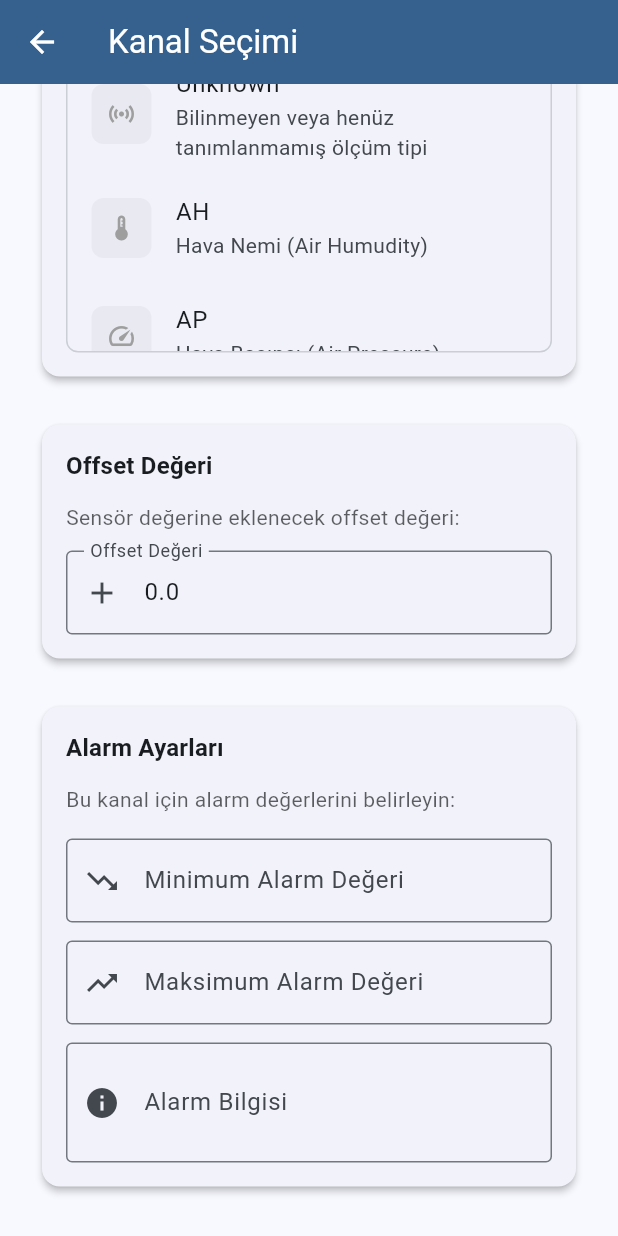
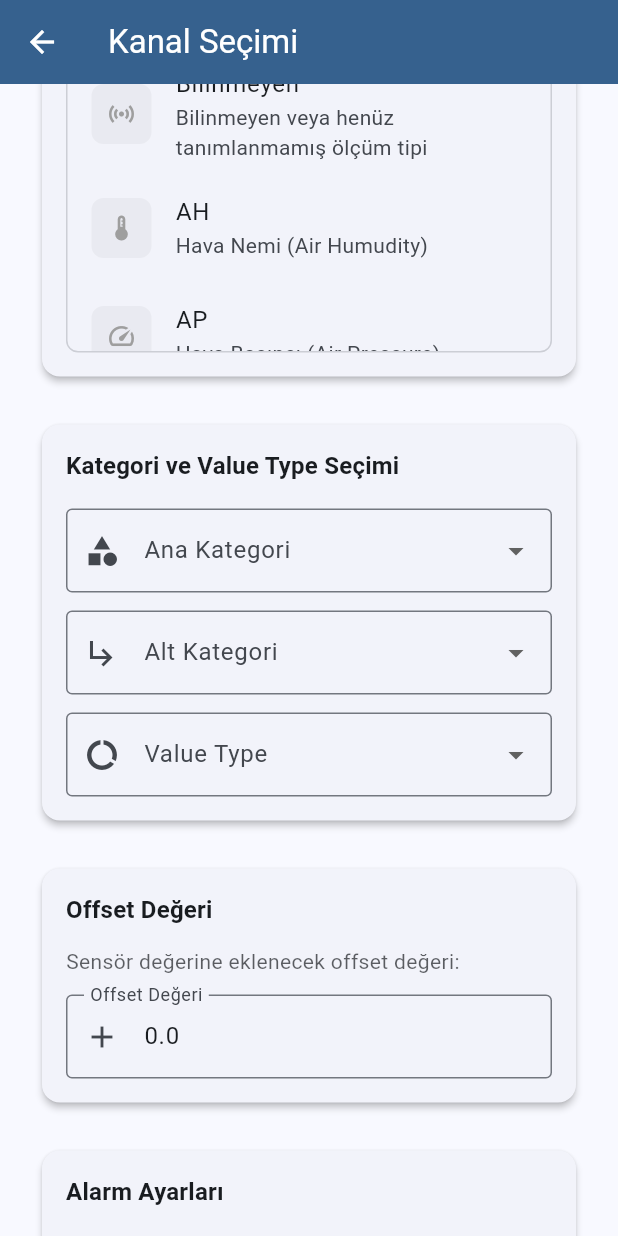
Before and after one commit to yakupacarofficial/hidrologger, a Flutter app: the ChannelSelectionScreen screen opened directly with empty values, scrolled down 576 dp, on a phone screen of 412 x 824 dp. Run offline on Flutter 3.47's test engine with Material 3 defaults, Android fonts, the light colour scheme and no system bars; network calls fail.

Commit message:
Sihirbaz v2 && güncelleme devam edecek

```diff
--- a/lib/jsons_flutter/constant/channel_category.json
+++ b/lib/jsons_flutter/constant/channel_category.json
@@ -28,7 +28,7 @@
       {
         "id": 6,
         "name": "Meteoroloji İstasyonu",
-        "description": "Çok parametreli meteoroloji istasyonu, kar gözlem vs"
+        "description": "Çok parametreli meteoroloji istasyonu, Kar gözlemi vs"
       },
       {
         "id": 7,
--- a/lib/jsons_flutter/constant/channel_parameter.json
+++ b/lib/jsons_flutter/constant/channel_parameter.json
@@ -2,7 +2,7 @@
     "channel_parameter": [
       {
         "id": 1,
-        "name": "Unknown",
+        "name": "Bilinmeyen",
         "description": "Bilinmeyen veya henüz tanımlanmamış ölçüm tipi"
       },
       {
--- a/lib/screens/sensor_wizard/channel_selection_screen.dart
+++ b/lib/screens/sensor_wizard/channel_selection_screen.dart
@@ -37,10 +37,19 @@ class _ChannelSelectionScreenState extends State<ChannelSelectionScreen> {
   bool _isSaving = false;
   final TextEditingController _searchController = TextEditingController();
 
+  // Kategori ve value type seçimi için
+  List<Map<String, dynamic>> _categories = [];
+  List<Map<String, dynamic>> _subCategories = [];
+  List<Map<String, dynamic>> _valueTypes = [];
+  Map<String, dynamic>? _selectedCategory;
+  Map<String, dynamic>? _selectedSubCategory;
+  Map<String, dynamic>? _selectedValueType;
+
   @override
   void initState() {
     super.initState();
     _loadChannelParameters();
+    _loadCategoriesAndValueTypes();
     _calculateNextChannelId();
   }
 
@@ -74,6 +83,43 @@ class _ChannelSelectionScreenState extends State<ChannelSelectionScreen> {
         ScaffoldMessenger.of(context).showSnackBar(
           SnackBar(
             content: Text('Kanal parametreleri yüklenirken hata: $e'),
+            backgroundColor: Colors.red,
+          ),
+        );
+      }
+    }
+  }
+
+  Future<void> _loadCategoriesAndValueTypes() async {
+    try {
+      // Kategorileri yükle
+      final categories = await ConstantDataService.loadSpecificConstantData('channel_category.json');
+      if (categories != null && categories['channel_category'] != null) {
+        setState(() {
+          _categories = List<Map<String, dynamic>>.from(categories['channel_category']);
+        });
+      }
+
+      // Alt kategorileri yükle
+      final subCategories = await ConstantDataService.loadSpecificConstantData('channel_sub_category.json');
+      if (subCategories != null && subCategories['channel_sub_category'] != null) {
+        setState(() {
+          _subCategories = List<Map<String, dynamic>>.from(subCategories['channel_sub_category']);
+        });
+      }
+
+      // Value type'ları yükle
+      final valueTypes = await ConstantDataService.loadSpecificConstantData('value_type.json');
+      if (valueTypes != null && valueTypes['value_type'] != null) {
+        setState(() {
+          _valueTypes = List<Map<String, dynamic>>.from(valueTypes['value_type']);
+        });
+      }
+    } catch (e) {
+      if (mounted) {
+        ScaffoldMessenger.of(context).showSnackBar(
+          SnackBar(
+            content: Text('Kategori ve value type verileri yüklenirken hata: $e'),
             backgroundColor: Colors.red,
           ),
         );
@@ -127,6 +173,10 @@ class _ChannelSelectionScreenState extends State<ChannelSelectionScreen> {
 
                     // Parametre Seçimi
                     _buildParameterSelection(),
+                    const SizedBox(height: 24),
+
+                    // Kategori Seçimi
+                    _buildCategorySelection(),
                     const SizedBox(height: 24),
 
                     // Offset Değeri
@@ -344,6 +394,111 @@ class _ChannelSelectionScreenState extends State<ChannelSelectionScreen> {
                 ),
               ),
             ],
+          ],
+        ),
+      ),
+    );
+  }
+
+  Widget _buildCategorySelection() {
+    return Card(
+      elevation: 2,
+      child: Padding(
+        padding: const EdgeInsets.all(16),
+        child: Column(
+          crossAxisAlignment: CrossAxisAlignment.start,
+          children: [
+            Text(
+              'Kategori ve Value Type Seçimi',
+              style: Theme.of(context).textTheme.titleMedium?.copyWith(
+                fontWeight: FontWeight.bold,
+              ),
+            ),
+            const SizedBox(height: 16),
+
+            // Ana Kategori
+            DropdownButtonFormField<Map<String, dynamic>>(
+              value: _selectedCategory,
+              decoration: const InputDecoration(
+                labelText: 'Ana Kategori',
+                border: OutlineInputBorder(),
+                prefixIcon: Icon(Icons.category),
+              ),
+              items: _categories.map((category) {
+                return DropdownMenuItem<Map<String, dynamic>>(
+                  value: category,
+                  child: Text(category['name'] ?? 'Bilinmeyen'),
+                );
+              }).toList(),
+              onChanged: (value) {
+                setState(() {
+                  _selectedCategory = value;
+                  _selectedSubCategory = null; // Alt kategoriyi sıfırla
+                });
+              },
+              validator: (value) {
+                if (value == null) {
+                  return 'Lütfen ana kategori seçin';
+                }
+                return null;
+              },
+            ),
+            const SizedBox(height: 12),
+
+            // Alt Kategori
+            DropdownButtonFormField<Map<String, dynamic>>(
+              value: _selectedSubCategory,
+              decoration: const InputDecoration(
+                labelText: 'Alt Kategori',
+                border: OutlineInputBorder(),
+                prefixIcon: Icon(Icons.subdirectory_arrow_right),
+              ),
+              items: _subCategories.map((subCategory) {
+                return DropdownMenuItem<Map<String, dynamic>>(
+                  value: subCategory,
+                  child: Text(subCategory['name'] ?? 'Bilinmeyen'),
+                );
+              }).toList(),
+              onChanged: (value) {
+                setState(() {
+                  _selectedSubCategory = value;
+                });
+              },
+              validator: (value) {
+                if (value == null) {
+                  return 'Lütfen alt kategori seçin';
+                }
+                return null;
+              },
+            ),
+            const SizedBox(height: 12),
+
+            // Value Type
+            DropdownButtonFormField<Map<String, dynamic>>(
+              value: _selectedValueType,
+              decoration: const InputDecoration(
+                labelText: 'Value Type',
+                border: OutlineInputBorder(),
+                prefixIcon: Icon(Icons.data_usage),
+              ),
+              items: _valueTypes.map((valueType) {
+                return DropdownMenuItem<Map<String, dynamic>>(
+                  value: valueType,
+                  child: Text(valueType['name'] ?? 'Bilinmeyen'),
+                );
+              }).toList(),
+              onChanged: (value) {
+                setState(() {
+                  _selectedValueType = value;
+                });
+              },
+              validator: (value) {
+                if (value == null) {
+                  return 'Lütfen value type seçin';
+                }
+                return null;
+              },
+            ),
           ],
         ),
       ),
@@ -602,10 +757,11 @@ class _ChannelSelectionScreenState extends State<ChannelSelectionScreen> {
         'id': _nextChannelId,
         'name': widget.selectedSensor.name,
         'description': widget.selectedSensor.description,
-        'channel_category': _selectedParameter!['category_id'] ?? 1,
-        'channel_sub_category': _selectedParameter!['sub_category_id'] ?? 1,
+        'channel_category': _selectedCategory?['id'] ?? _selectedParameter!['category_id'] ?? 1,
+        'channel_sub_category': _selectedSubCategory?['id'] ?? _selectedParameter!['sub_category_id'] ?? 1,
         'channel_parameter': _selectedParameter!['id'],
         'measurement_unit': _selectedParameter!['unit_id'] ?? 1,
+        'value_type': _selectedValueType?['id'] ?? 1,
         'log_interval': 1000, // Varsayılan değer
         'offset': double.parse(_offsetController.text),
       };
--- a/python_server/jsons/alarm/alarm.json
+++ b/python_server/jsons/alarm/alarm.json
@@ -1,7 +1,7 @@
 {
-  "channel_id": 2,
-  "min_value": 45.2,
-  "max_value": 85.2,
-  "alarm_info": "BUHARLSASMA EVAP",
+  "channel_id": 1,
+  "min_value": 10.3,
+  "max_value": 50.2,
+  "alarm_info": "teestt",
   "data_post_frequency": 1000
 }
--- /dev/null
+++ b/python_server/jsons/variable/data.json
@@ -0,0 +1,31 @@
+{
+  "data": [
+    {
+      "id": 1,
+      "channel": 1,
+      "value_type": 2,
+      "value_timestamp": 1722479940,
+      "value": 10,
+      "battery_percentage": 100,
+      "signal_strength": 100
+    },
+    {
+      "id": 2,
+      "channel": 2,
+      "value_type": 1,
+      "value_timestamp": 1722479940,
+      "value": 2,
+      "battery_percentage": 2,
+      "signal_strength": 2
+    },
+    {
+      "id": 3,
+      "channel": 3,
+      "value_type": 1,
+      "value_timestamp": 1722479940,
+      "value": 3,
+      "battery_percentage": 3,
+      "signal_strength": 3
+    }
+  ]
+}
```
Also changed, not shown: lib/jsons_flutter/sensor_installation_wizard/sensors.json (+1 -85 lines), python_server/jsons/variable/channel.json (+1 -24 lines), 1 other file.
